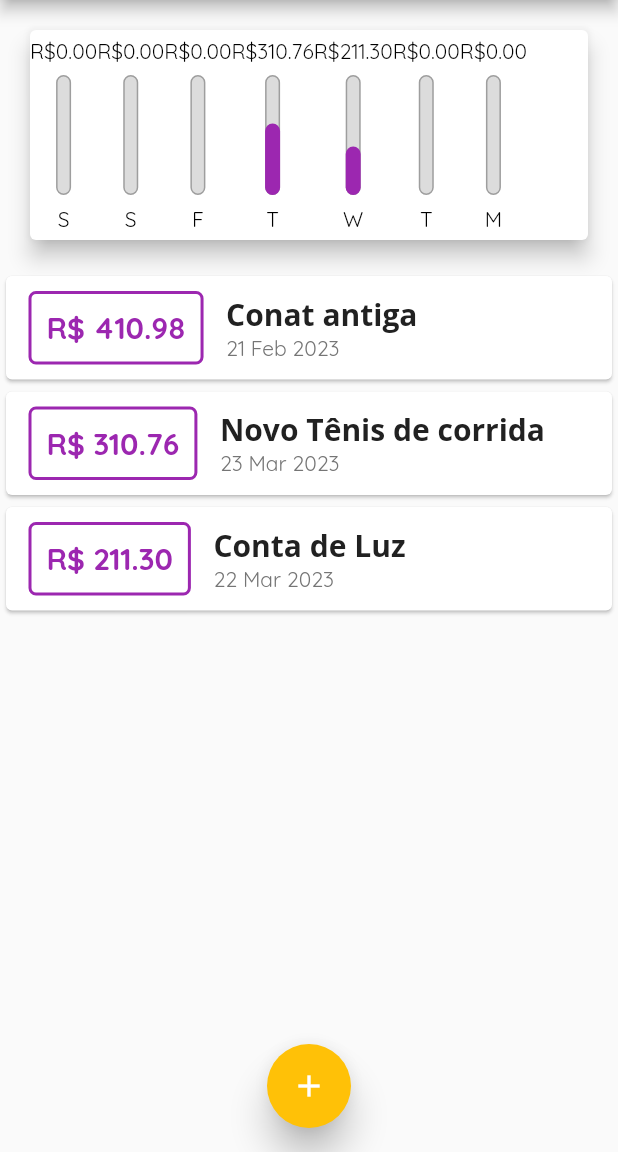
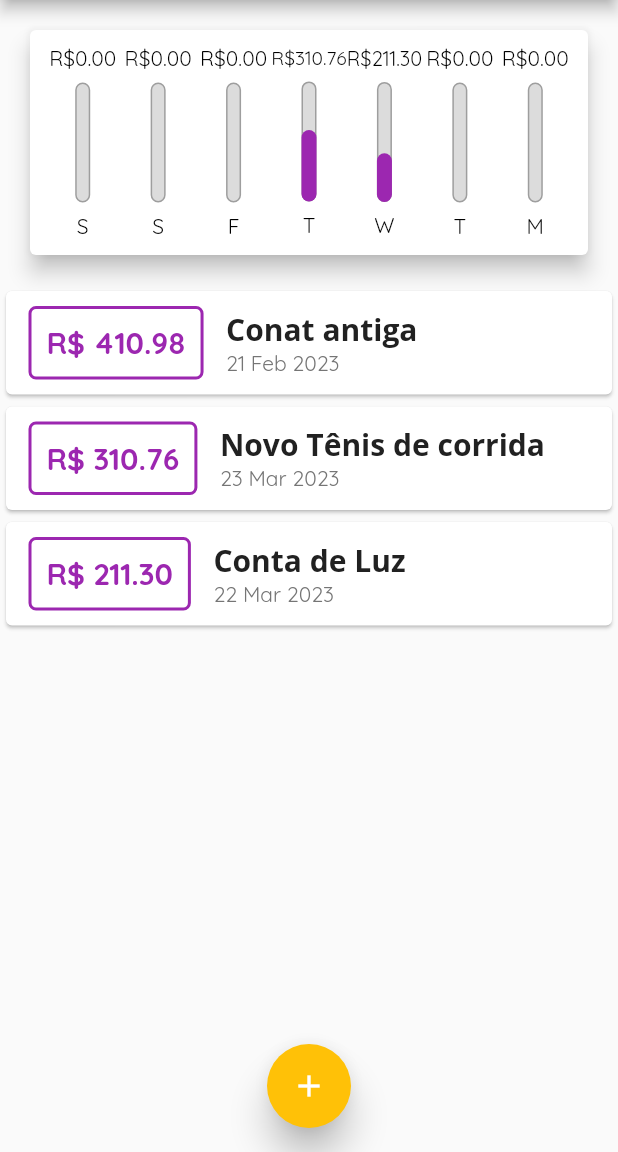
Before and after one commit to JhollRibeiro/Flutter-Cod3r-Projeto_DespesasPessoais, a Flutter app: the screen it shows after launch, on a phone screen of 412 x 824 dp, the part 84-1236 px from its top. Run offline on Flutter 3.47's test engine with Material 2 defaults, Android fonts, the phone set to English and light mode, and no system bars; missing offline and left inert: dart:ffi.

Commit message:
Seção 4 - App Despesas Pessoais - Aula 126 - Finalizando Chart Widget

```diff
--- a/expenses/lib/components/chart.dart
+++ b/expenses/lib/components/chart.dart
@@ -48,14 +48,21 @@ class Chart extends StatelessWidget {
     return Card(
       elevation: 6,
       margin: const EdgeInsets.all(20),
+      child: Padding(
+        padding: const EdgeInsets.all(10),
         child: Row(
+          mainAxisAlignment: MainAxisAlignment.spaceAround,
           children: groupedTransactions.map((tr) {
-          return ChartBar(
+            return Flexible(
+              fit: FlexFit.tight,
+              child: ChartBar(
                 label: tr['day'].toString(),
                 value: tr['value'] as double,
                 percentege: (tr['value'] as double) / _weekTotalValue,
+              ),
             );
           }).toList(),
+        ),
       ),
     );
   }
--- a/expenses/lib/components/chart_bar.dart
+++ b/expenses/lib/components/chart_bar.dart
@@ -16,16 +16,17 @@ class ChartBar extends StatelessWidget {
   Widget build(BuildContext context) {
     return Column(
       children: <Widget>[
-        Padding(
-          padding: const EdgeInsets.only(
-            top: 5,
-            bottom: 7,
-          ),
+        FittedBox(
           child: Text(
             'R\$${value.toStringAsFixed(2)}',
           ),
         ),
-        SizedBox(
+        Padding(
+          padding: const EdgeInsets.only(
+            top: 7,
+            bottom: 7,
+          ),
+          child: SizedBox(
             height: 80,
             width: 10,
             child: Stack(
@@ -53,14 +54,9 @@ class ChartBar extends StatelessWidget {
               ],
             ),
           ),
-        Padding(
-          padding: const EdgeInsets.only(
-            top: 7,
-            bottom: 5,
         ),
-          child: Text(
+        Text(
           label,
-          ),
         ),
       ],
     );
```
Lines whose indentation alone changed are shown as unchanged.
